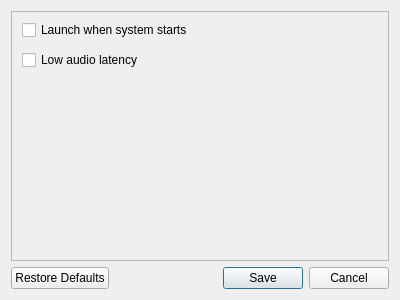
Before: the Qt Designer form Source/Gui/SettingsWindow.ui in SpriteOvO/AirPodsDesktop, drawn with Qt 5.
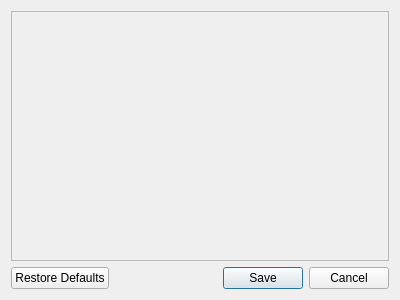
After: the same form once the commit is applied.

Commit message: Add a tip to option "Low audio latency mode" in settings

```diff
--- a/Source/Gui/SettingsWindow.ui
+++ b/Source/Gui/SettingsWindow.ui
@@ -28,32 +28,11 @@
         <height>251</height>
        </rect>
       </property>
-      <widget class="QCheckBox" name="checkBoxAutoRun">
-       <property name="geometry">
-        <rect>
-         <x>10</x>
-         <y>10</y>
-         <width>361</width>
-         <height>16</height>
-        </rect>
-       </property>
-       <property name="text">
-        <string>Launch when system starts</string>
-       </property>
-      </widget>
-      <widget class="QCheckBox" name="checkBoxLowAudioLatency">
-       <property name="geometry">
-        <rect>
-         <x>10</x>
-         <y>40</y>
-         <width>361</width>
-         <height>16</height>
-        </rect>
-       </property>
-       <property name="text">
-        <string>Low audio latency</string>
-       </property>
-      </widget>
+      <layout class="QGridLayout" name="gridLayout_2">
+       <item row="0" column="0">
+        <layout class="QGridLayout" name="gridLayout"/>
+       </item>
+      </layout>
      </widget>
     </widget>
    </item>
```
The commit also changes 2 other files.
